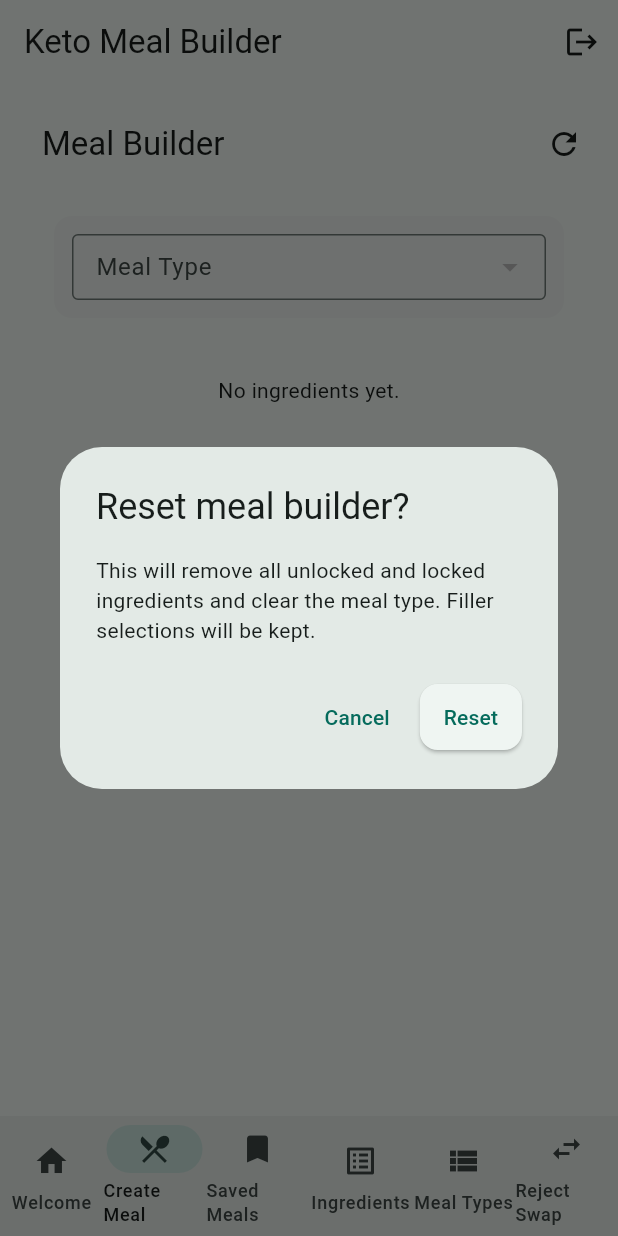
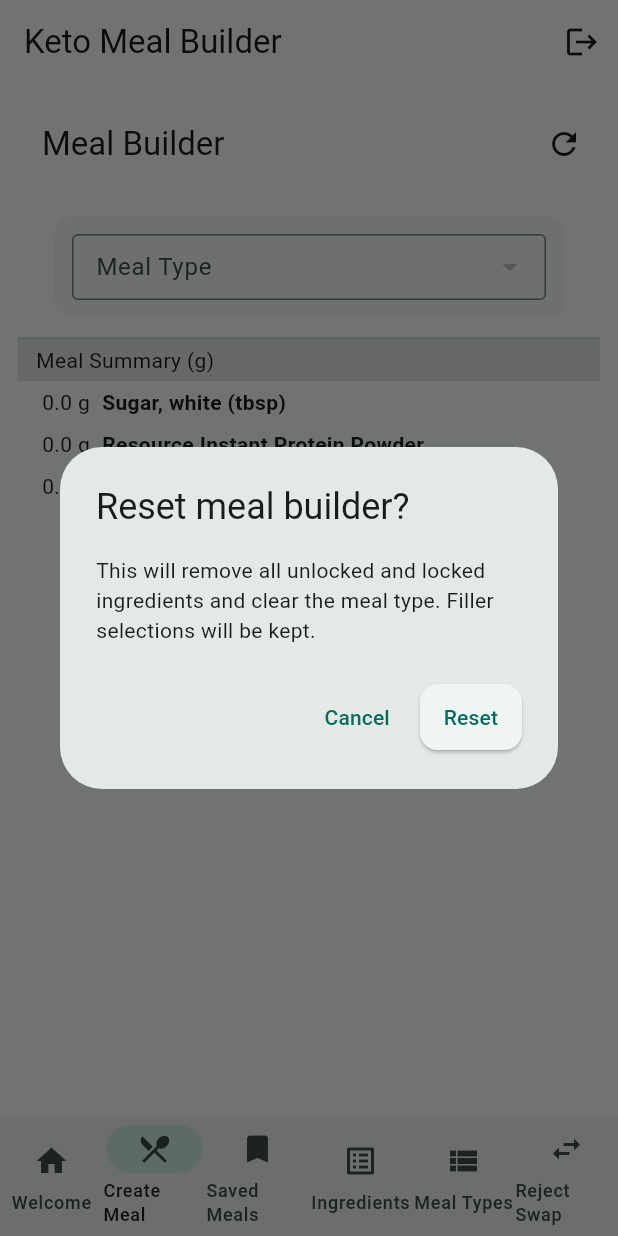
Before and after one commit to maximumsofty/meal_planner_app_local_version, a Flutter app: the CreateMealScreen screen opened by its route, after a tap on the "refresh" icon, on a phone screen of 412 x 824 dp. Run offline on Flutter 3.47's test engine with Material 3 defaults, Android fonts, the phone set to English and light mode, and no system bars; our stand-ins replace cloud_firestore, firebase_auth, firebase_core, go_router, shared_preferences; accounts and stored records are empty.

Commit message:
Fix Firebase web deployment and improve meal builder
- Upgrade Firebase packages to latest versions (firebase_core 4.4.0,
  firebase_auth 6.1.4, cloud_firestore 6.1.2) to fix web initialization
- Fix router initialization timing to ensure Firebase is ready first
- Add default autofill ingredients (Sugar, Resource Protein, Olive Oil)
- Store filler ingredient IDs in saved meals for restoration when editing
- Fix saved meals modal dialog context issue causing app to break

Co-Authored-By: Claude Opus 4.5 <noreply@anthropic.com>

```diff
--- a/lib/app_router.dart
+++ b/lib/app_router.dart
@@ -1,3 +1,5 @@
+import 'dart:async';
+
 import 'package:flutter/material.dart';
 import 'package:go_router/go_router.dart';
 
@@ -94,11 +96,11 @@ class AppRouter {
 
 // Helper class to convert Stream to Listenable for GoRouter refresh
 class GoRouterRefreshStream extends ChangeNotifier {
-  late final dynamic _subscription;
-
-  GoRouterRefreshStream(Stream<dynamic> stream) {
+  GoRouterRefreshStream(Stream<Object?> stream) {
     _subscription = stream.listen((_) => notifyListeners());
   }
+
+  late final StreamSubscription<Object?> _subscription;
 
   @override
   void dispose() {
--- a/lib/main.dart
+++ b/lib/main.dart
@@ -1,31 +1,63 @@
 import 'package:flutter/material.dart';
 import 'package:firebase_core/firebase_core.dart';
+import 'package:go_router/go_router.dart';
 import 'firebase_options.dart';
 import 'app_theme.dart';
 import 'app_router.dart';
 
 void main() async {
   WidgetsFlutterBinding.ensureInitialized();
-  await Firebase.initializeApp(
-    options: DefaultFirebaseOptions.currentPlatform,
-  );
-  runApp(MealPlannerApp());
+
+  String? initError;
+  GoRouter? router;
+
+  try {
+    await Firebase.initializeApp(
+      options: DefaultFirebaseOptions.currentPlatform,
+    );
+    // Create router AFTER Firebase is initialized
+    router = AppRouter().router;
+  } catch (e, stack) {
+    initError = 'Initialization error:\n\n$e\n\n$stack';
+  }
+
+  runApp(MealPlannerApp(router: router, initError: initError));
 }
 
 class MealPlannerApp extends StatelessWidget {
-  MealPlannerApp({super.key});
+  final GoRouter? router;
+  final String? initError;
 
-  // Not static - created after Firebase is initialized
-  final _router = AppRouter().router;
+  const MealPlannerApp({
+    super.key,
+    required this.router,
+    this.initError,
+  });
 
   @override
   Widget build(BuildContext context) {
+    if (initError != null || router == null) {
+      return MaterialApp(
+        home: Scaffold(
+          body: Center(
+            child: Padding(
+              padding: const EdgeInsets.all(24),
+              child: SelectableText(
+                initError ?? 'Unknown error: router is null',
+                style: const TextStyle(color: Colors.red),
+              ),
+            ),
+          ),
+        ),
+      );
+    }
+
     return MaterialApp.router(
       title: 'Keto Meal Planner',
       theme: AppTheme.light,
       darkTheme: AppTheme.dark,
       themeMode: ThemeMode.system,
-      routerConfig: _router,
+      routerConfig: router,
     );
   }
 }
--- a/lib/models/meal.dart
+++ b/lib/models/meal.dart
@@ -9,6 +9,9 @@ class Meal {
   final bool favorite;
   final String mealTypeId; // link to MealType
   final List<MealIngredient> rows; // fillers + main rows in order
+  final String? fillerCarbId; // autofill ingredient IDs
+  final String? fillerProteinId;
+  final String? fillerFatId;
 
   Meal({
     required this.id,
@@ -17,6 +20,9 @@ class Meal {
     required this.favorite,
     required this.mealTypeId,
     required this.rows,
+    this.fillerCarbId,
+    this.fillerProteinId,
+    this.fillerFatId,
   });
 
   factory Meal.fromJson(Map<String, dynamic> j) => Meal(
@@ -33,6 +39,9 @@ class Meal {
           )..locked = e['locked'] as bool,
         )
         .toList(),
+    fillerCarbId: j['fillerCarbId'] as String?,
+    fillerProteinId: j['fillerProteinId'] as String?,
+    fillerFatId: j['fillerFatId'] as String?,
   );
 
   Map<String, dynamic> toJson() => {
@@ -50,5 +59,8 @@ class Meal {
           },
         )
         .toList(),
+    if (fillerCarbId != null) 'fillerCarbId': fillerCarbId,
+    if (fillerProteinId != null) 'fillerProteinId': fillerProteinId,
+    if (fillerFatId != null) 'fillerFatId': fillerFatId,
   };
 }
--- a/lib/screens/create_meal_screen.dart
+++ b/lib/screens/create_meal_screen.dart
@@ -137,6 +137,11 @@ class _CreateMealScreenState extends State<CreateMealScreen> {
     return all.where(ok).toList();
   }
 
+  // Default filler names
+  static const _defaultFillerCarb = 'Sugar, white (tbsp)';
+  static const _defaultFillerProtein = 'Resource Instant Protein Powder';
+  static const _defaultFillerFat = 'Olive Oil (cup)';
+
   Future<void> _preselectLastFillers(List<Ingredient> all) async {
     final prefs = await SharedPreferences.getInstance();
 
@@ -148,9 +153,17 @@ class _CreateMealScreenState extends State<CreateMealScreen> {
       return null;
     }
 
-    final carb = resolve(prefs.getString(_lastFillerKeyC));
-    final protein = resolve(prefs.getString(_lastFillerKeyP));
-    final fat = resolve(prefs.getString(_lastFillerKeyF));
+    Ingredient? findByName(String name) {
+      for (final ing in all) {
+        if (ing.name == name) return ing;
+      }
+      return null;
+    }
+
+    // Try saved preferences first, fall back to defaults
+    final carb = resolve(prefs.getString(_lastFillerKeyC)) ?? findByName(_defaultFillerCarb);
+    final protein = resolve(prefs.getString(_lastFillerKeyP)) ?? findByName(_defaultFillerProtein);
+    final fat = resolve(prefs.getString(_lastFillerKeyF)) ?? findByName(_defaultFillerFat);
 
     if (carb != null) _chooseFiller('C', carb);
     if (protein != null) _chooseFiller('P', protein);
@@ -338,6 +351,9 @@ class _CreateMealScreenState extends State<CreateMealScreen> {
       createdAt: now,
       mealTypeId: _selectedMealType!.id,
       rows: rows,
+      fillerCarbId: _fillerCarb?.ingredient.id,
+      fillerProteinId: _fillerProtein?.ingredient.id,
+      fillerFatId: _fillerFat?.ingredient.id,
     );
 
     if (isEditing && !saveAsNew) {
@@ -464,6 +480,14 @@ class _CreateMealScreenState extends State<CreateMealScreen> {
   Future<void> _loadFromMeal(Meal meal, List<Ingredient> allIngredients) async {
     final mealTypes = await _mealTypeService.loadMealTypes();
 
+    Ingredient? findById(String? id) {
+      if (id == null) return null;
+      for (final ing in allIngredients) {
+        if (ing.id == id) return ing;
+      }
+      return null;
+    }
+
     setState(() {
       final idx = mealTypes.indexWhere((mt) => mt.id == meal.mealTypeId);
       if (idx != -1) {
@@ -488,9 +512,21 @@ class _CreateMealScreenState extends State<CreateMealScreen> {
           }),
         );
 
-      _fillerCarb = null;
-      _fillerProtein = null;
-      _fillerFat = null;
+      // Restore filler ingredients from saved meal
+      final fillerC = findById(meal.fillerCarbId);
+      final fillerP = findById(meal.fillerProteinId);
+      final fillerF = findById(meal.fillerFatId);
+
+      _fillerCarb = fillerC == null
+          ? null
+          : (MealIngredient(ingredient: fillerC, weight: 0)..locked = true);
+      _fillerProtein = fillerP == null
+          ? null
+          : (MealIngredient(ingredient: fillerP, weight: 0)..locked = true);
+      _fillerFat = fillerF == null
+          ? null
+          : (MealIngredient(ingredient: fillerF, weight: 0)..locked = true);
+
       _fillersExpanded = true;
       _recalcFillerWeights();
     });
--- a/lib/screens/saved_meals_screen.dart
+++ b/lib/screens/saved_meals_screen.dart
@@ -159,7 +159,8 @@ class _SavedMealsScreenState extends State<SavedMealsScreen> {
   void _showDetails(BuildContext ctx, Meal meal) {
     showDialog(
       context: ctx,
-      builder: (_) => AlertDialog(
+      barrierDismissible: true,
+      builder: (dialogContext) => AlertDialog(
         title: Text(meal.name),
         content: ConstrainedBox(
           constraints: BoxConstraints(
@@ -182,7 +183,7 @@ class _SavedMealsScreenState extends State<SavedMealsScreen> {
         ),
         actions: [
           TextButton(
-            onPressed: () => Navigator.pop(ctx),
+            onPressed: () => Navigator.of(dialogContext).pop(),
             child: const Text('Close'),
           ),
         ],
--- a/pubspec.yaml
+++ b/pubspec.yaml
@@ -34,9 +34,9 @@ dependencies:
   shared_preferences: ^2.1.0
   cupertino_icons: ^1.0.8
   go_router: ^14.2.0
-  firebase_core: ^3.8.1
-  firebase_auth: ^5.3.4
-  cloud_firestore: ^5.6.0
+  firebase_core: ^4.4.0
+  firebase_auth: ^6.1.4
+  cloud_firestore: ^6.1.2
 
 dev_dependencies:
   flutter_test:
```
Also changed, not shown: lib/firebase_options.dart, pubspec.lock.
